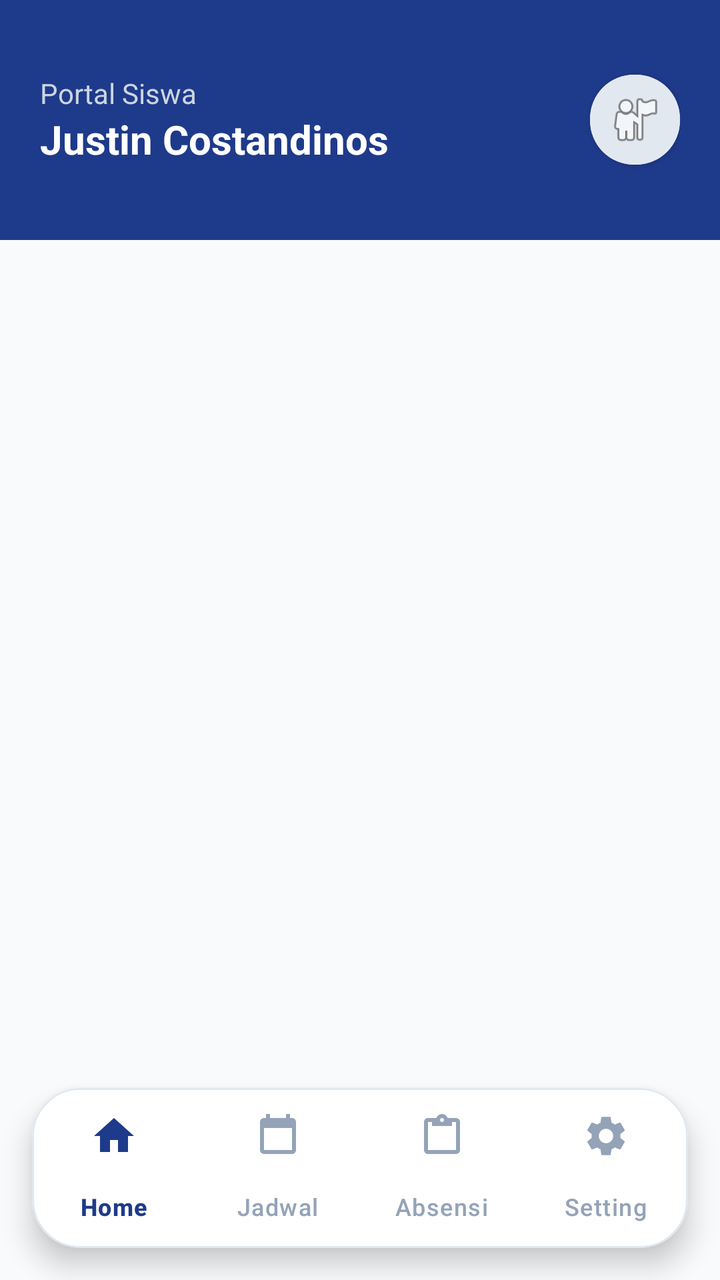
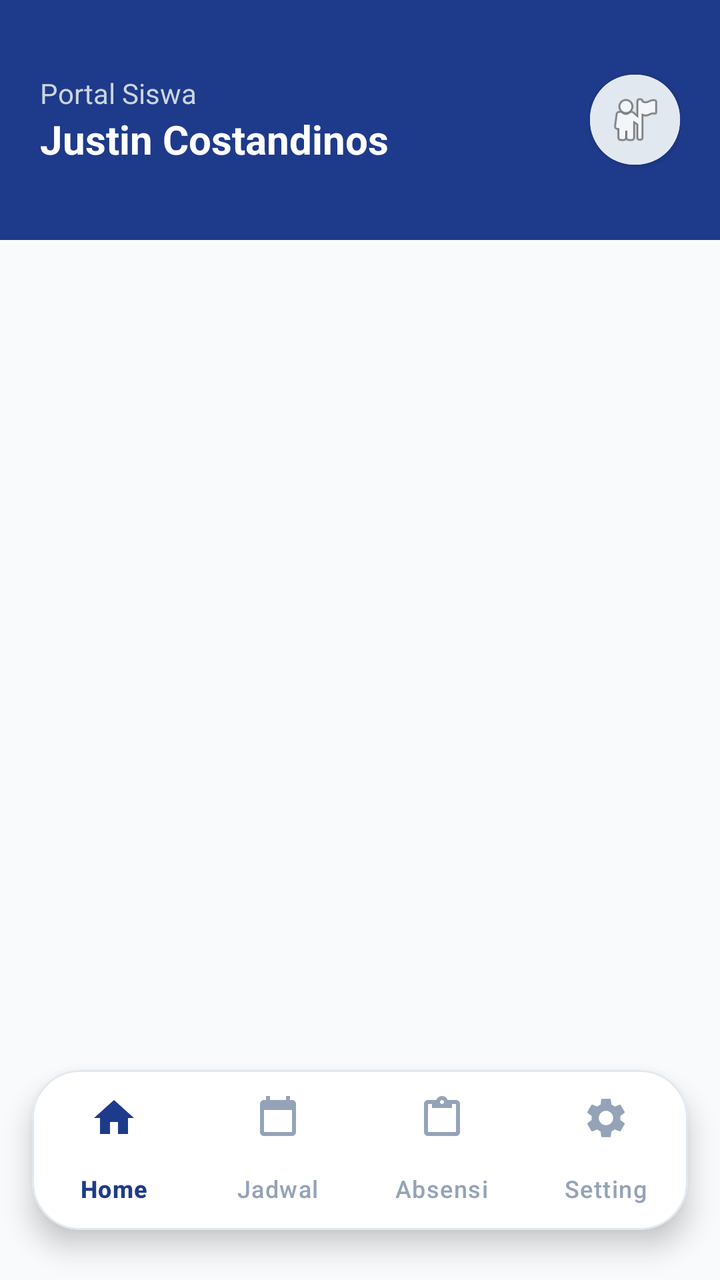

Compare the two renders of this Android layout. The source of the first and the diff that turns it into the second are given below.
<!-- AndroidManifest.xml: application theme Theme.Mondu -->
<!-- res/layout/activity_dashboard_siswa.xml -->
<?xml version="1.0" encoding="utf-8"?>
<RelativeLayout xmlns:android="http://schemas.android.com/apk/res/android"
    xmlns:app="http://schemas.android.com/apk/res-auto"
    android:id="@+id/main"
    android:layout_width="match_parent"
    android:layout_height="match_parent"
    android:background="#F8FAFC">

    <RelativeLayout
        android:id="@+id/headerView"
        android:layout_width="match_parent"
        android:layout_height="120dp"
        android:background="#1E3A8A"
        android:padding="20dp">

        <LinearLayout
            android:layout_width="wrap_content"
            android:layout_height="wrap_content"
            android:orientation="vertical"
            android:layout_centerVertical="true">
            <TextView
                android:layout_width="wrap_content"
                android:layout_height="wrap_content"
                android:text="Portal Siswa"
                android:textColor="#CBD5E1"
                android:textSize="14sp"/>
            <TextView
                android:id="@+id/tvUserNameDashboard"
                android:layout_width="wrap_content"
                android:layout_height="wrap_content"
                android:text="Justin Costandinos"
                android:textColor="#FFFFFF"
                android:textSize="20sp"
                android:textStyle="bold"/>
        </LinearLayout>

        <com.google.android.material.card.MaterialCardView
            android:layout_width="45dp"
            android:layout_height="45dp"
            android:layout_alignParentEnd="true"
            android:layout_centerVertical="true"
            app:cardCornerRadius="22dp"
            app:strokeWidth="0dp"
            app:cardElevation="2dp">
            <ImageView
                android:layout_width="match_parent"
                android:layout_height="match_parent"
                android:src="@android:drawable/ic_menu_myplaces"
                android:background="#E2E8F0"
                android:padding="8dp"/>
        </com.google.android.material.card.MaterialCardView>
    </RelativeLayout>

    <FrameLayout
        android:id="@+id/fragmentContainer"
        android:layout_width="match_parent"
        android:layout_height="match_parent"
        android:layout_below="@id/headerView"
        android:layout_marginBottom="96dp" />

    <com.google.android.material.card.MaterialCardView
        android:layout_width="match_parent"
        android:layout_height="wrap_content"
        android:layout_alignParentBottom="true"
        android:layout_marginStart="16dp"
        android:layout_marginEnd="16dp"
        android:layout_marginBottom="16dp"
        app:cardCornerRadius="24dp"
        app:cardElevation="8dp"
        app:strokeWidth="1dp"
        app:strokeColor="#E2E8F0"
        app:cardBackgroundColor="#FFFFFF">

        <com.google.android.material.bottomnavigation.BottomNavigationView
            android:id="@+id/bottomNavigation"
            android:layout_width="match_parent"
            android:layout_height="80dp"
            android:background="@android:color/transparent"
            app:labelVisibilityMode="labeled"
            app:itemIconSize="24dp"
            app:itemIconTint="@color/nav_item_color"
            app:itemTextColor="@color/nav_item_color"
            app:itemRippleColor="#EFF6FF"
            app:elevation="0dp"
            app:menu="@menu/menu_navigation_siswa" />

    </com.google.android.material.card.MaterialCardView>
</RelativeLayout>
<!-- resources referenced by this layout -->
<resources>
  <style name="Theme.Mondu" parent="Base.Theme.Mondu" />
  <style name="Base.Theme.Mondu" parent="Theme.Material3.DayNight.NoActionBar">
          
          
      </style>
</resources>

<!-- the commit's change to res/layout/activity_dashboard_siswa.xml (unified diff, before → after) -->
@@ -59,12 +59,13 @@
         android:layout_marginBottom="96dp" />
 
     <com.google.android.material.card.MaterialCardView
+        android:id="@+id/bottomNavCard"
         android:layout_width="match_parent"
-        android:layout_height="wrap_content"
+        android:layout_height="80dp"
         android:layout_alignParentBottom="true"
         android:layout_marginStart="16dp"
         android:layout_marginEnd="16dp"
-        android:layout_marginBottom="16dp"
+        android:layout_marginBottom="25dp"
         app:cardCornerRadius="24dp"
         app:cardElevation="8dp"
         app:strokeWidth="1dp"
@@ -74,7 +75,7 @@
         <com.google.android.material.bottomnavigation.BottomNavigationView
             android:id="@+id/bottomNavigation"
             android:layout_width="match_parent"
-            android:layout_height="80dp"
+            android:layout_height="wrap_content"
             android:background="@android:color/transparent"
             app:labelVisibilityMode="labeled"
             app:itemIconSize="24dp"
